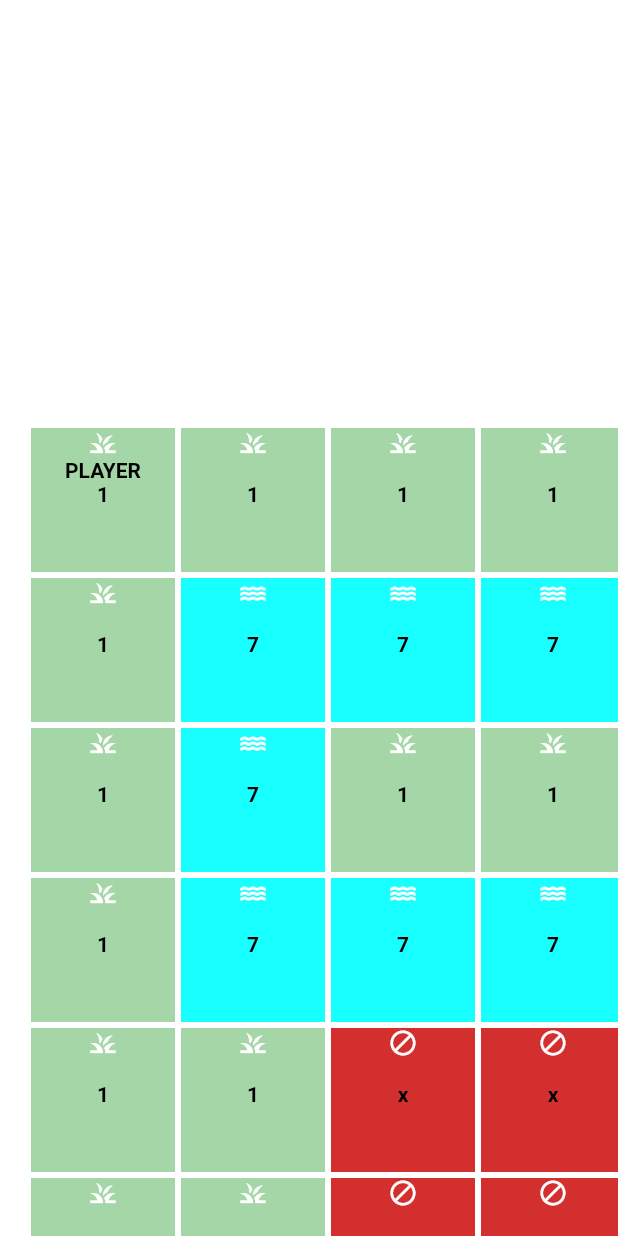
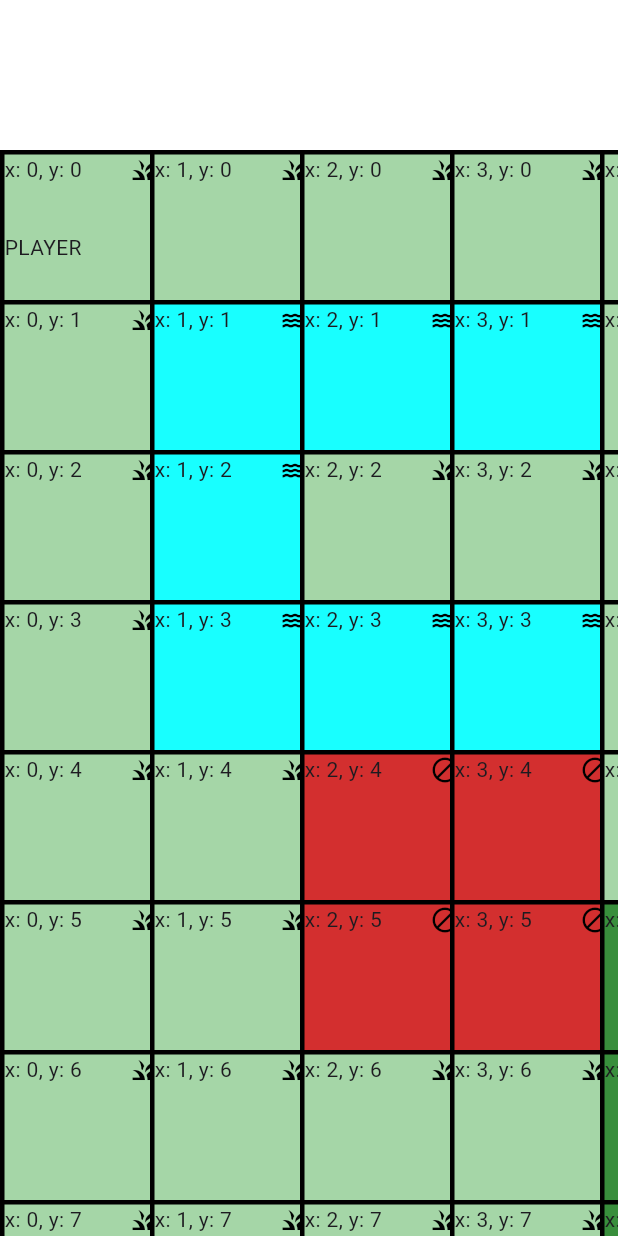
Before and after one commit to s1r1m1r1/astar_dart, a Flutter app: the screen it shows after launch, on a phone screen of 412 x 824 dp. Run offline on Flutter 3.47's test engine with Material 3 defaults, Android fonts, the phone set to English and light mode, and no system bars.

Commit message:
version 1.2.0

```diff
--- a/example/lib/main.dart
+++ b/example/lib/main.dart
@@ -32,53 +32,94 @@ class GridExample extends StatefulWidget {
 }
 
 class _GridExampleState extends State<GridExample> {
-  late ValueNotifier<bool> update;
+  late ValueNotifier<bool> updater;
   IconData lastTapped = Icons.notifications;
   late final Array2d<Floor> array2d;
+
   @override
   void initState() {
     super.initState();
-    update = ValueNotifier(false);
-    array2d = Array2d<Floor>(10, 10, defaultValue: Floor.none);
-    for (var x = 0; x < 10; x++) {
-      for (var y = 0; y < 10; y++) {
-        if ((x >= 1 && x < 4 && y == 1) || (x == 1 && y == 2) ||(x >=1 && x < 4 && y ==3)) {
-          array2d[x][y] = Floor(
+    updater = ValueNotifier(false);
+    array2d = Array2d<Floor>(10, 10, valueBuilder: (x, y) {
+      if ((x >= 1 && x < 4 && y == 1) ||
+          (x == 1 && y == 2) ||
+          (x >= 1 && x < 4 && y == 3)) {
+        return Floor(
           x: x,
           y: y,
           ground: GroundType.water,
           target: Target.none,
         );
       } else if (x >= 4 && x < 8 && y >= 5 && y < 9) {
-          array2d[x][y] = Floor(
+        return Floor(
           x: x,
           y: y,
           ground: GroundType.forest,
           target: Target.none,
         );
       } else if (x >= 2 && x < 4 && y >= 4 && y < 6) {
-          array2d[x][y] = Floor(
+        return Floor(
           x: x,
           y: y,
           ground: GroundType.barrier,
           target: Target.none,
         );
       } else if (x == 0 && y == 0) {
-          array2d[x][y] = Floor(
+        return Floor(
           x: x,
           y: y,
           ground: GroundType.field,
           target: Target.player,
         );
       } else {
-          array2d[x][y] = Floor(
+        return Floor(
           x: x,
           y: y,
           ground: GroundType.field,
           target: Target.none,
         );
       }
+    });
   }
+
+  Future<void> _updateFloor(Floor floor) async {
+    debugPrint('updateFloor target x:${floor.x}, y: ${floor.y}');
+    final astar = AStarManhattan(
+      rows: 10,
+      columns: 10,
+    )
+      ..setPoints([
+        ...array2d.array.expand((row) {
+          return row.map((floor) => WeightedPoint(floor.x, floor.y,
+              weight: switch (floor.ground) {
+                GroundType.field => 1,
+                GroundType.water => 7,
+                GroundType.forest => 10,
+                GroundType.barrier => 1,
+              }));
+        })
+      ])
+      ..setBarriers([
+        ...array2d.array.expand((row) {
+          return row.map((floor) => floor.ground == GroundType.barrier
+              ? BarrierPoint(floor.x, floor.y, barrier: Barrier.block)
+              : BarrierPoint(
+                  floor.x,
+                  floor.y,
+                  barrier: Barrier.pass,
+                ));
+        })
+      ])
+      ..calculateGrid();
+    final path = await astar.findPath(
+        start: Point<int>(0, 0), end: Point<int>(floor.x, floor.y));
+    array2d.forEach((floor, x, y) => floor
+      ..isPath = false
+      ..update());
+    for (var p in path) {
+      array2d[p.x][p.y]
+        ..isPath = true
+        ..update();
     }
   }
 
@@ -112,13 +153,13 @@ class _GridExampleState extends State<GridExample> {
       ..calculateGrid();
     final path = await astar.findPath(
         start: Point<int>(0, 0), end: Point(floor.x, floor.y));
-    debugPrint("PATH ${path.length} ${update.value}");
+    debugPrint("PATH ${path.length} ${updater.value}");
     array2d.forEach((floor, x, y) => floor.isPath = false);
     for (var p in path) {
       array2d[p.x][p.y].isPath = true;
     }
     setState(() {
-      update.value = !(update.value);
+      updater.value = !(updater.value);
     });
   }
 
@@ -126,77 +167,29 @@ class _GridExampleState extends State<GridExample> {
   Widget build(BuildContext context) {
     return DefaultTextStyle(
       style: TextStyle(color: Colors.black, fontWeight: FontWeight.w700),
+      child: Center(
         child: SingleChildScrollView(
           scrollDirection: Axis.vertical,
+          child: Padding(
+            padding: const EdgeInsets.symmetric(vertical: 100.0),
             child: ConstrainedBox(
-          constraints: BoxConstraints(maxHeight: 10 * 200),
+              constraints:
+                  BoxConstraints.tightFor(height: 10 * 100, width: 10 * 100),
               child: Flow(
-            delegate: MyFlowDelegate(updater: update),
+                delegate: MyFlowDelegate(updater: updater),
                 children: [
                   for (var x = 0; x < 10; x++)
-                for (var y = 0; y < 10; y++) flowMenuItem(array2d[x][y])
+                    for (var y = 0; y < 10; y++)
+                      FloorItemWidget(
+                        floor: array2d[x][y],
+                        onTap: (floor) async {
+                          await _updateFloor(floor);
+                        },
+                      )
                 ],
               ),
             ),
           ),
-    );
-  }
-
-  Widget flowMenuItem(Floor floor) {
-    return GestureDetector(
-      onTap: () async {
-        await _updateMenu(floor);
-      },
-      child: Center(
-        child: ListenableBuilder(
-          listenable: update,
-          builder: (context, _) {
-            return Container(
-              margin: EdgeInsets.all(8),
-              constraints: BoxConstraints(
-                maxHeight: 96,
-                maxWidth: 96,
-                minWidth: 96,
-                minHeight: 96,
-              ),
-              color: switch (floor.ground) {
-                _ when floor.isPath => Colors.grey,
-                GroundType.field => Colors.green[200],
-                GroundType.water => Colors.cyanAccent,
-                GroundType.forest => Colors.green[700],
-                GroundType.barrier => Colors.red[700],
-              }!,
-              child: Column(
-                children: [
-                  Icon(
-                    switch (floor.ground) {
-                      GroundType.field => Icons.grass,
-                      GroundType.water => Icons.water,
-                      GroundType.forest => Icons.forest,
-                      GroundType.barrier => Icons.block,
-                    },
-                    color: Colors.white,
-                    size: 20.0,
-                  ),
-                  Text(
-                    switch (floor.target) {
-                      Target.player => 'PLAYER',
-                      Target.enemy => 'ENEMY',
-                      Target.none => '',
-                    },
-                  ),
-                  Text(
-                    switch (floor.ground) {
-                      GroundType.field => '1',
-                      GroundType.water => '7',
-                      GroundType.forest => '10',
-                      GroundType.barrier => 'x',
-                    },
-                  )
-                ],
-              ),
-            );
-          },
         ),
       ),
     );
@@ -218,7 +211,7 @@ class MyFlowDelegate extends FlowDelegate {
 
   @override
   void paintChildren(FlowPaintingContext context) {
-    final startPoint = (context.size / 3);
+    final startPoint = Size(0, 0);
     for (int i = 0; i < context.childCount; ++i) {
       final y = i % 10;
       final x = i ~/ 10;
@@ -229,6 +222,88 @@ class MyFlowDelegate extends FlowDelegate {
             -startPoint.height + (y * 100.0), 0),
       );
     }
+  }
+}
+
+class FloorItemWidget extends StatelessWidget {
+  const FloorItemWidget({
+    super.key,
+    required this.floor,
+    required this.onTap,
+  });
+  final Floor floor;
+  final Function(Floor floor) onTap;
+
+  @override
+  Widget build(BuildContext context) {
+    return ListenableBuilder(
+      listenable: floor,
+      builder: (context, _) {
+        return Material(
+          type: MaterialType.transparency,
+          child: ConstrainedBox(
+            constraints: BoxConstraints(
+                maxHeight: 100, minHeight: 100, maxWidth: 100, minWidth: 100),
+            child: Ink(
+              decoration: BoxDecoration(
+                  color: switch (floor.ground) {
+                    _ when floor.isPath => Colors.grey,
+                    GroundType.field => Colors.green[200],
+                    GroundType.water => Colors.cyanAccent,
+                    GroundType.forest => Colors.green[700],
+                    GroundType.barrier => Colors.red[700],
+                  },
+                  border: Border.all(color: Colors.black, width: 3.0)),
+              child: InkWell(
+                onTap: () {
+                  onTap(floor);
+                },
+                child: Column(
+                  crossAxisAlignment: CrossAxisAlignment.stretch,
+                  mainAxisSize: MainAxisSize.min,
+                  children: [
+                    Row(
+                      mainAxisSize: MainAxisSize.min,
+                      children: [
+                        Text('x: ${floor.x}, y: ${floor.y}'),
+                        SizedBox(width: 32),
+                        Icon(
+                          switch (floor.ground) {
+                            GroundType.field => Icons.grass,
+                            GroundType.water => Icons.water,
+                            GroundType.forest => Icons.forest,
+                            GroundType.barrier => Icons.block,
+                          },
+                          color: Colors.black,
+                          size: 20.0,
+                        ),
+                        SizedBox(width: 32),
+                        Text(
+                          "weight: ${switch (floor.ground) {
+                            GroundType.field => '1',
+                            GroundType.water => '7',
+                            GroundType.forest => '10',
+                            GroundType.barrier => 'x',
+                          }}",
+                        )
+                      ],
+                    ),
+                    SizedBox(height: 32),
+                    Text(
+                      switch (floor.target) {
+                        Target.player => 'PLAYER',
+                        Target.enemy => 'ENEMY',
+                        Target.none => '',
+                      },
+                    ),
+                  ],
+                ),
+              ),
+            ),
+          ),
+        );
+      },
+    );
   }
 }
 
@@ -246,21 +321,60 @@ enum Target {
   none,
 }
 
-class Floor {
+class Floor with ChangeNotifier {
   Floor({
-    required this.x,
-    required this.y,
-    required this.target,
-    required this.ground,
-    this.isPath = false,
-  });
-  late int x;
-  late int y;
-  late GroundType ground;
-  late Target target;
-  late bool isPath;
+    required int x,
+    required int y,
+    required Target target,
+    required GroundType ground,
+    bool isPath = false,
+  }) {
+    _isPath = isPath;
+    _ground = ground;
+    _target = target;
+    _x = x;
+    _y = y;
+  }
+  late int _x;
+  set x(int value) {
+    _x = value;
+  }
 
-  static final none = Floor(
+  int get x => _x;
+
+  late int _y;
+  set y(int value) {
+    _y = value;
+  }
+
+  int get y => _y;
+
+  late bool _isPath;
+  set isPath(bool value) {
+    _isPath = value;
+  }
+
+  late GroundType _ground;
+  set ground(GroundType value) {
+    _ground = value;
+  }
+
+  GroundType get ground => _ground;
+
+  late Target _target;
+  set target(Target value) {
+    _target = value;
+  }
+
+  void update() {
+    notifyListeners();
+  }
+
+  Target get target => _target;
+
+  bool get isPath => _isPath;
+
+  factory Floor.wrong() => Floor(
         x: -1,
         y: -1,
         ground: GroundType.field,
--- a/lib/src/array2d.dart
+++ b/lib/src/array2d.dart
@@ -1,13 +1,13 @@
-
 class Array2d<T> {
   late final List<List<T>> array;
-  final T defaultValue;
+  final T Function(int x, int y) valueBuilder;
 
-  Array2d(int width, int height, {required this.defaultValue}) {
+  Array2d(int width, int height, {required this.valueBuilder}) {
     if (width <= 0 || height <= 0) {
       throw ArgumentError("Width and height must be positive integers.");
     }
-    array = List.generate(width, (_) => List.filled(height, defaultValue),
+    array = List.generate(
+        width, (x) => List.generate(height, (y) => valueBuilder(x, y)),
         growable: false);
   }
 
@@ -25,7 +25,7 @@ class Array2d<T> {
     }
 
     final newArray = List.generate(
-        newWidth, (_) => List<T>.filled(newHeight, defaultValue),
+        newWidth, (x) => List<T>.generate(newHeight, (y) => valueBuilder(x, y)),
         growable: false);
 
     // Copy existing data (as much as possible)
--- a/lib/src/astar_grid.dart
+++ b/lib/src/astar_grid.dart
@@ -35,7 +35,7 @@ abstract class AstarGrid {
     required this.barriers,
     required this.grounds,
   }) {
-    grid = Array2d(rows, columns, defaultValue: ANode.wrong);
+    grid = Array2d(rows, columns, valueBuilder: (x,y)=> ANode.wrong);
   }
 // abstract
   addNeighbors();
--- a/lib/src/astar_manhattan.dart
+++ b/lib/src/astar_manhattan.dart
@@ -19,8 +19,10 @@ class AStarManhattan extends AstarGrid {
           rows: rows,
           columns: columns,
           barriers: barriers ??
-              Array2d<Barrier>(rows, columns, defaultValue: Barrier.pass),
-          grounds: grounds ?? Array2d<int>(rows, columns, defaultValue: 1),
+              Array2d<Barrier>(rows, columns,
+                  valueBuilder: (x, y) => Barrier.pass),
+          grounds:
+              grounds ?? Array2d<int>(rows, columns, valueBuilder: (x, y) => 1),
         );
 
   void setBarrier(BarrierPoint point) {
@@ -71,6 +73,8 @@ class AStarManhattan extends AstarGrid {
   }) {
     super.start = start;
     super.end = end;
+    _doneList.clear();
+    _waitList.clear();
 
     if (barriers[end.x][end.y].isBlock) {
       return [];
@@ -88,7 +92,7 @@ class AStarManhattan extends AstarGrid {
       startNode,
       endNode,
     );
-
+    print('winner ${winner?.g}');
     List<ANode> path = [grid[end.x][end.y]];
     if (winner?.parent != null) {
       ANode nodeAux = winner!.parent!;
```
Also changed, not shown: lib/src/astar_euclidean.dart (+7 -4 lines), lib/src/astar_hex.dart (+7 -5 lines), pubspec.yaml (+5 -2 lines), example/pubspec.lock, 3 other files. Lines whose indentation alone changed are shown as unchanged.
